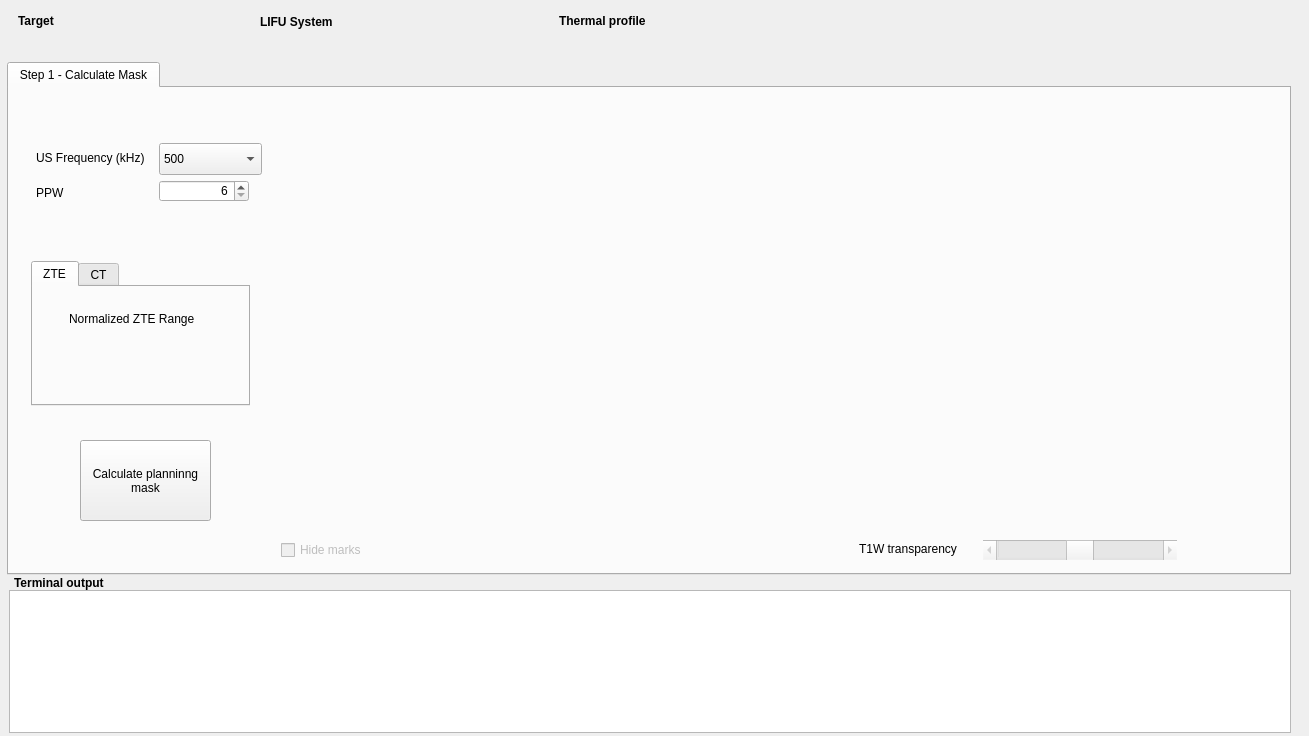
This is BabelBrain/form.ui in ProteusMRIgHIFU/BabelBrain as Qt 5 draws it before an edit. The edited form follows.
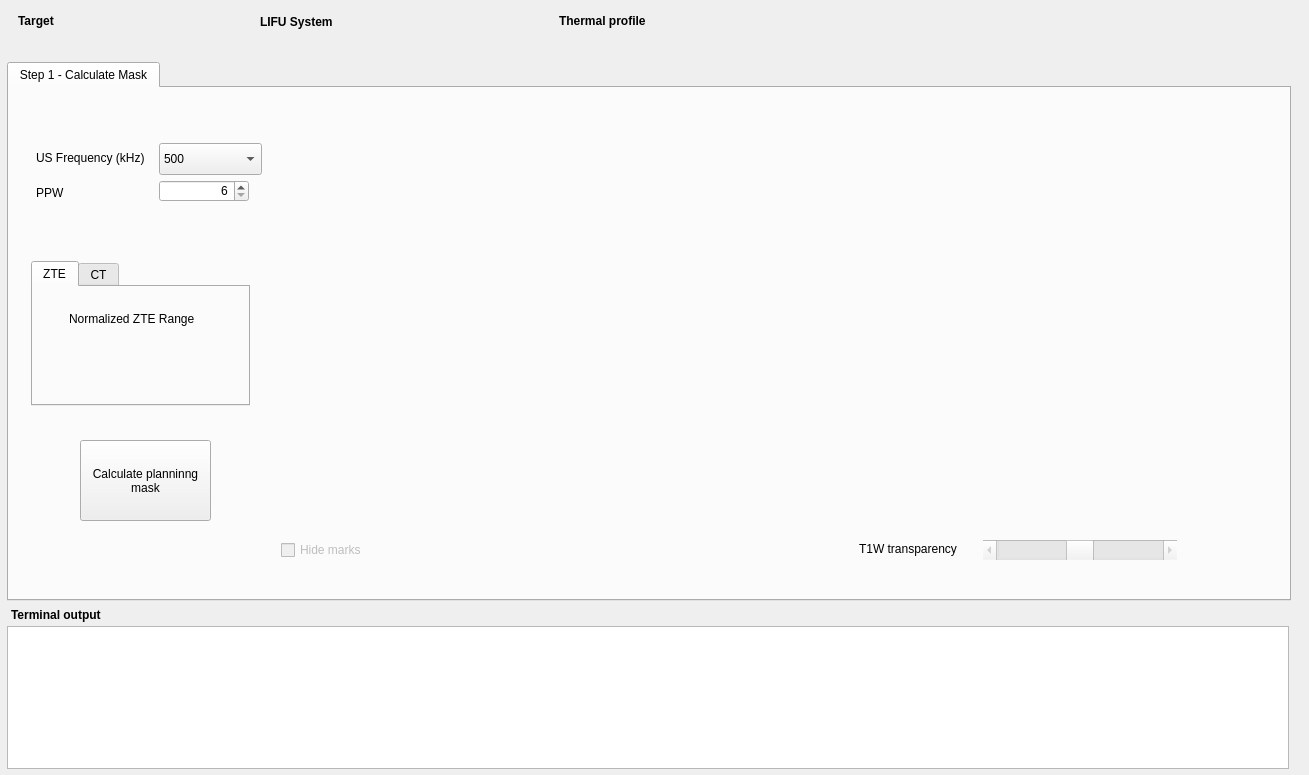
This is the edited form.

```diff
--- a/BabelBrain/form.ui
+++ b/BabelBrain/form.ui
@@ -7,7 +7,7 @@
     <x>0</x>
     <y>0</y>
     <width>1309</width>
-    <height>736</height>
+    <height>775</height>
    </rect>
   </property>
   <property name="windowTitle">
@@ -62,7 +62,7 @@
      <x>7</x>
      <y>62</y>
      <width>1284</width>
-     <height>513</height>
+     <height>539</height>
     </rect>
    </property>
    <property name="currentIndex">
@@ -318,8 +318,8 @@
   <widget class="QTextBrowser" name="outputTerminal">
    <property name="geometry">
     <rect>
-     <x>9</x>
-     <y>590</y>
+     <x>7</x>
+     <y>626</y>
      <width>1282</width>
      <height>143</height>
     </rect>
@@ -331,8 +331,8 @@
   <widget class="QLabel" name="label_18">
    <property name="geometry">
     <rect>
-     <x>14</x>
-     <y>575</y>
+     <x>11</x>
+     <y>607</y>
      <width>114</width>
      <height>16</height>
     </rect>
```
